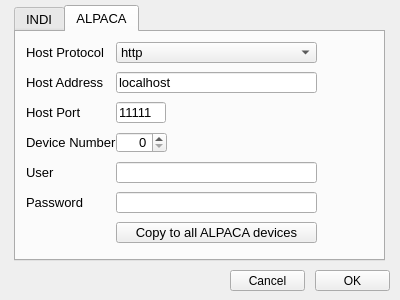
Before: the Qt Designer form mw4/gui/widgets/devicePopup.ui in mworion/MountWizzard4, drawn with Qt 5.
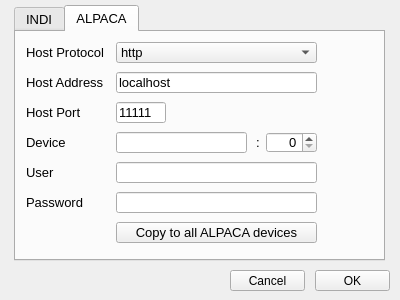
After: the same form once the commit is applied. The open tabs and pages were chosen to show the change.

Commit message: improving gui for alpaca popup

```diff
--- a/mw4/gui/widgets/devicePopup.ui
+++ b/mw4/gui/widgets/devicePopup.ui
@@ -342,7 +342,7 @@
       </font>
      </property>
      <property name="text">
-      <string>Device Number</string>
+      <string>Device</string>
      </property>
     </widget>
     <widget class="QLineEdit" name="alpacaPort">
@@ -671,7 +671,7 @@
     <widget class="QSpinBox" name="alpacaNumber">
      <property name="geometry">
       <rect>
-       <x>100</x>
+       <x>250</x>
        <y>100</y>
        <width>51</width>
        <height>21</height>
@@ -691,6 +691,75 @@
       <set>Qt::AlignRight|Qt::AlignTrailing|Qt::AlignVCenter</set>
      </property>
     </widget>
+    <widget class="QLineEdit" name="alpacaDevice">
+     <property name="geometry">
+      <rect>
+       <x>100</x>
+       <y>100</y>
+       <width>131</width>
+       <height>21</height>
+      </rect>
+     </property>
+     <property name="minimumSize">
+      <size>
+       <width>0</width>
+       <height>0</height>
+      </size>
+     </property>
+     <property name="font">
+      <font>
+       <family>Arial</family>
+       <pointsize>10</pointsize>
+       <weight>50</weight>
+       <bold>false</bold>
+      </font>
+     </property>
+     <property name="mouseTracking">
+      <bool>false</bool>
+     </property>
+     <property name="acceptDrops">
+      <bool>false</bool>
+     </property>
+     <property name="toolTip">
+      <string>User for alpaca device</string>
+     </property>
+     <property name="layoutDirection">
+      <enum>Qt::RightToLeft</enum>
+     </property>
+     <property name="text">
+      <string/>
+     </property>
+     <property name="maxLength">
+      <number>50</number>
+     </property>
+     <property name="alignment">
+      <set>Qt::AlignLeading|Qt::AlignLeft|Qt::AlignVCenter</set>
+     </property>
+     <property name="dragEnabled">
+      <bool>true</bool>
+     </property>
+     <property name="readOnly">
+      <bool>false</bool>
+     </property>
+    </widget>
+    <widget class="QLabel" name="label_mountIP_13">
+     <property name="geometry">
+      <rect>
+       <x>240</x>
+       <y>100</y>
+       <width>16</width>
+       <height>21</height>
+      </rect>
+     </property>
+     <property name="font">
+      <font>
+       <pointsize>10</pointsize>
+      </font>
+     </property>
+     <property name="text">
+      <string>:</string>
+     </property>
+    </widget>
    </widget>
   </widget>
   <widget class="QPushButton" name="ok">
```
Left out of the diff: 2 changed lines with no effect on the pictures. The commit also changes 1 other file.
